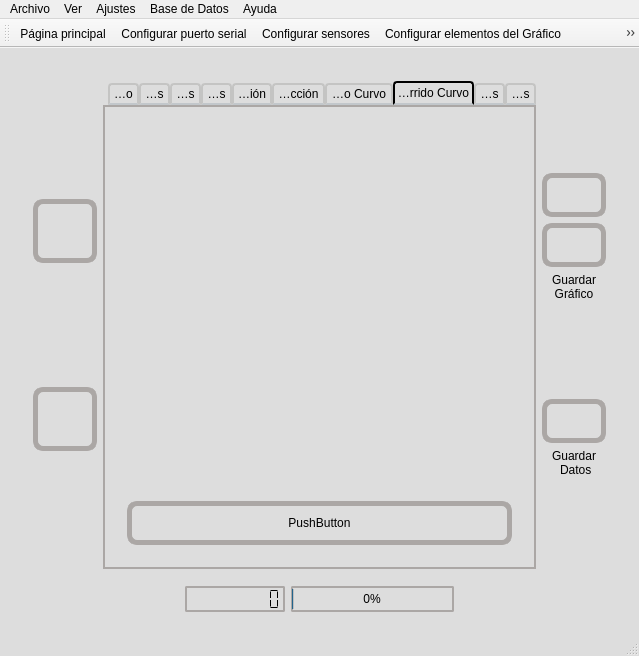
The window that mainwindow.ui (hectorda/Bio-Feedback) describes before a commit, drawn with Qt 5.
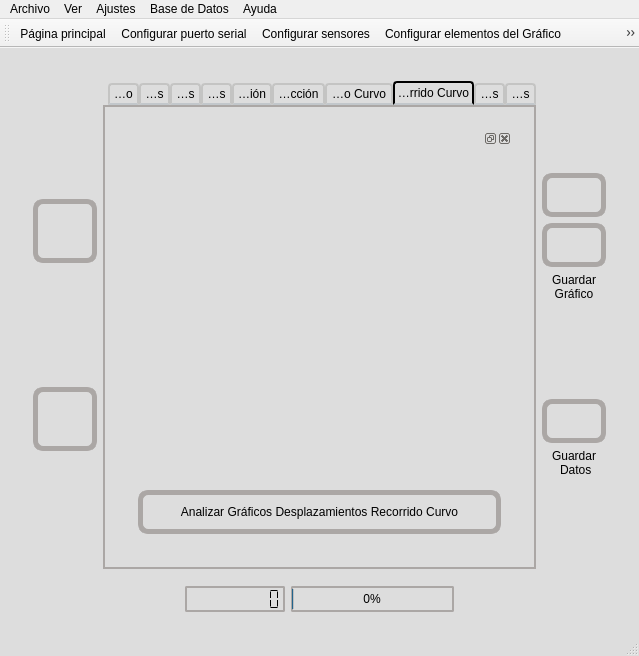
The same window after the commit. The open tabs and pages were chosen to show the change. Icons and pictures are not drawn. Custom widgets are drawn as their Qt base class.

Commit message: Analisis Graficos Desplazamiento Pro y Rec Curvo

Diff of the .ui file:
```diff
--- a/mainwindow.ui
+++ b/mainwindow.ui
@@ -1414,13 +1414,21 @@
                 <widget class="QWidget" name="widget_2" native="true">
                  <layout class="QGridLayout" name="gridLayout_16">
                   <item row="0" column="0">
+                   <widget class="QDockWidget" name="dockWidget_2">
+                    <widget class="QWidget" name="dockWidgetContents_2">
+                     <layout class="QVBoxLayout" name="verticalLayout_11">
+                      <item>
                    <widget class="QCustomPlot" name="qCustomPlotGraficoDesplazamientosRecorridoCurvo" native="true"/>
                   </item>
-                  <item row="1" column="0">
+                      <item>
                    <widget class="QPushButton" name="pushButtonAnalizarGraficoDesplazamientosRecorridoCurvo">
                     <property name="text">
-                     <string>PushButton</string>
-                    </property>
+                         <string>Analizar Gráficos Desplazamientos Recorrido Curvo</string>
+                        </property>
+                       </widget>
+                      </item>
+                     </layout>
+                    </widget>
                    </widget>
                   </item>
                  </layout>
```
Left out of the diff: 19 changed lines with no effect on the pictures. Lines whose indentation alone changed are shown as unchanged. The commit also changes 6 other files.
